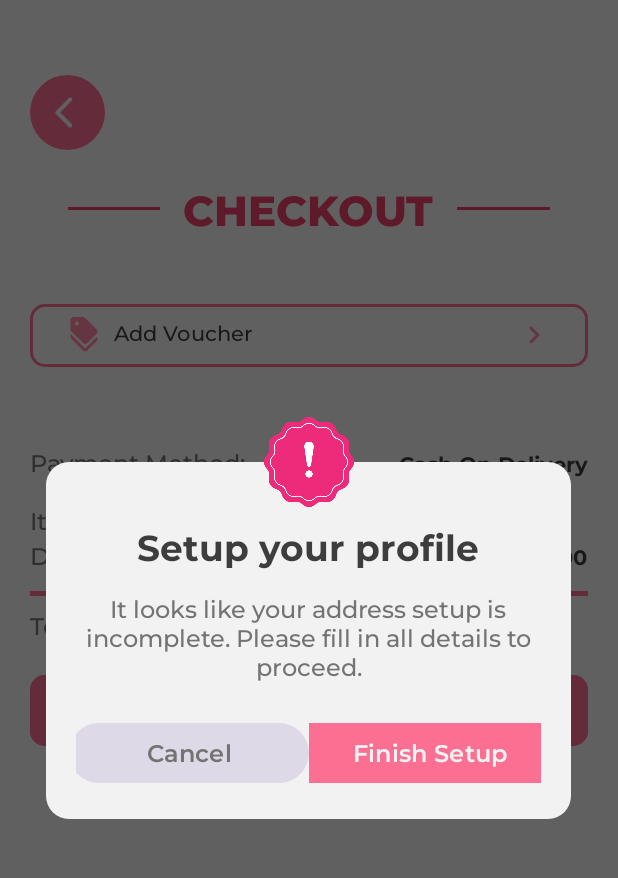
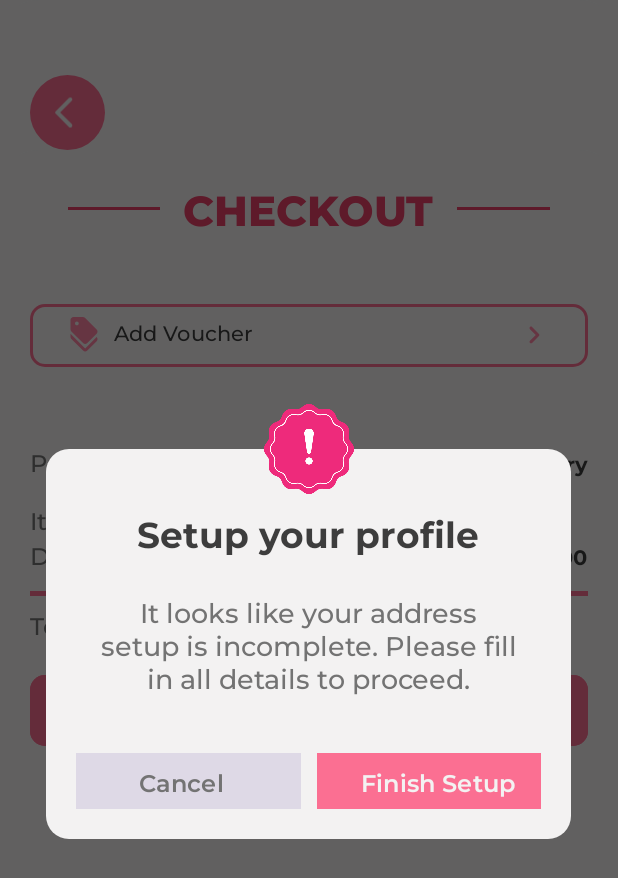
Before and after one commit to Bianca-217/Party-Kneads-Application, an Android app: the CheckoutFragment screen opened through its navigation route, after a tap on an icon or button, on a phone screen of 412 x 824 dp. Shown: the top 878 px of the screen. Run offline under Robolectric (Android 15) with nearby library versions, the phone set to English and light mode, and no system bars; our stand-ins replace Firebase (no records; nobody signed in at launch, a user with empty details on screens opened directly); 1 statement that could not run was skipped.

Commit message:
address dialog and address fragments are added

```diff
--- a/app/src/main/res/layout/addressdialog.xml
+++ b/app/src/main/res/layout/addressdialog.xml
@@ -10,10 +10,10 @@
     <androidx.constraintlayout.widget.ConstraintLayout
         android:id="@+id/layoutdialog"
         android:layout_width="350dp"
-        android:layout_height="wrap_content"
+        android:layout_height="260dp"
         android:background="@drawable/dialog_bg"
         android:padding="20dp"
-        android:layout_marginTop="30dp"
+        android:layout_marginTop="35dp"
         app:layout_constraintEnd_toEndOf="parent"
         app:layout_constraintStart_toStartOf="parent"
         app:layout_constraintTop_toTopOf="parent">
@@ -34,12 +34,13 @@
             android:id="@+id/successfullyAdded"
             android:layout_width="match_parent"
             android:layout_height="wrap_content"
-            android:layout_marginTop="15dp"
+            android:layout_marginTop="25dp"
             android:fontFamily="@font/montserrat_medium"
             android:text="It looks like your address setup is incomplete. Please fill in all details to proceed."
             android:textAlignment="center"
             android:textColor="@color/grey"
-            android:textSize="16sp"
+            android:textSize="18sp"
+            android:layout_marginHorizontal="15dp"
             app:layout_constraintBottom_toTopOf="@+id/linearlayout"
             app:layout_constraintTop_toBottomOf="@id/great"
             tools:layout_editor_absoluteX="20dp" />
@@ -50,7 +51,7 @@
             android:layout_height="wrap_content"
             android:orientation="horizontal"
             android:gravity="center"
-            android:layout_marginTop="20dp"
+            android:layout_marginTop="30dp"
             app:layout_constraintEnd_toEndOf="parent"
             app:layout_constraintStart_toStartOf="parent"
             app:layout_constraintTop_toBottomOf="@+id/successfullyAdded">
@@ -63,6 +64,8 @@
                 android:text="Cancel"
                 android:textColor="@color/grey"
                 android:textSize="16sp"
+                app:cornerRadius="0dp"
+                android:layout_marginRight="5dp"
                 android:fontFamily="@font/montserrat_semibold"
                 app:layout_constraintStart_toStartOf="parent"
                 app:layout_constraintEnd_toEndOf="parent"
@@ -77,6 +80,7 @@
                 android:textColor="@color/semiwhite"
                 android:fontFamily="@font/montserrat_semibold"
                 android:textSize="16sp"
+                android:layout_marginLeft="5dp"
                 app:cornerRadius="0dp"
                 android:textAlignment="center"
                 app:layout_constraintTop_toBottomOf="@+id/btnCart"
--- a/app/src/main/res/layout/fragment_profile.xml
+++ b/app/src/main/res/layout/fragment_profile.xml
@@ -69,7 +69,7 @@
             android:layout_height="140dp"
             android:layout_gravity="center"
             android:scaleType="centerCrop"
-            android:src="@drawable/bong" />
+            android:src="@drawable/img_placeholder" />
 
         <FrameLayout
             android:layout_width="wrap_content"
@@ -81,7 +81,7 @@
             android:id="@+id/btnchangeProfile"
             android:layout_width="35dp"
             android:layout_height="40dp"
-           android:backgroundTint="@color/pink"
+           android:backgroundTint="@color/darkpink"
             android:layout_gravity="end|bottom"/>
 
         <ImageView
```
Also changed, not shown: app/src/main/res/drawable/img_placeholder.png (added).
